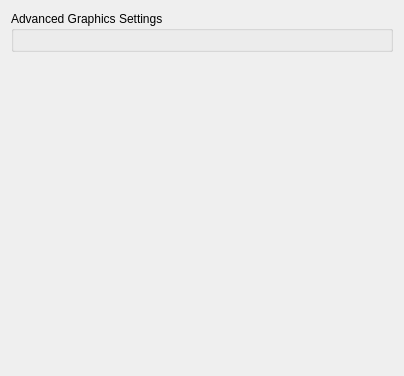
Above: src/yuzu/configuration/configure_graphics_advanced.ui from Yoru28592/yuzu-emu-feb-29-2024 before the change. Below: the same form after it.
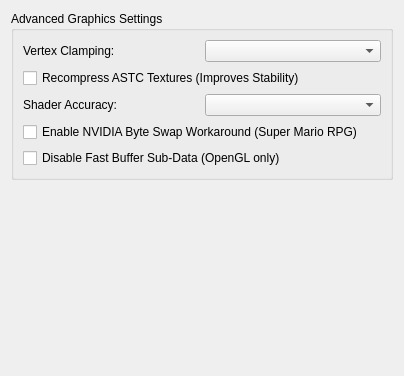
That is the form after the change.

Commit message: feat: Add settings to mitigate vertex explosions and improve stability

Patch:
```diff
--- a/src/yuzu/configuration/configure_graphics_advanced.ui
+++ b/src/yuzu/configuration/configure_graphics_advanced.ui
@@ -40,6 +40,61 @@
            <property name="bottomMargin">
             <number>0</number>
            </property>
+           <item>
+            <layout class="QHBoxLayout" name="horizontalLayout_VertexClamping">
+             <item>
+              <widget class="QLabel" name="label_VertexClamping">
+               <property name="text">
+                <string>Vertex Clamping:</string>
+               </property>
+              </widget>
+             </item>
+             <item>
+              <widget class="QComboBox" name="vertex_clamping"/>
+             </item>
+            </layout>
+           </item>
+           <item>
+            <widget class="QCheckBox" name="recompress_astc_textures">
+             <property name="text">
+              <string>Recompress ASTC Textures (Improves Stability)</string>
+             </property>
+            </widget>
+           </item>
+           <item>
+            <layout class="QHBoxLayout" name="horizontalLayout_ShaderAccuracy">
+             <item>
+              <widget class="QLabel" name="label_ShaderAccuracy">
+               <property name="text">
+                <string>Shader Accuracy:</string>
+               </property>
+              </widget>
+             </item>
+             <item>
+              <widget class="QComboBox" name="shader_accuracy_mode_combobox"/>
+             </item>
+            </layout>
+           </item>
+           <item>
+            <widget class="QCheckBox" name="enable_nvidia_byte_swap_workaround">
+             <property name="toolTip">
+              <string>This is a workaround for a specific NVIDIA driver bug seen in Super Mario RPG. It may or may not improve stability or performance in other titles.</string>
+             </property>
+             <property name="text">
+              <string>Enable NVIDIA Byte Swap Workaround (Super Mario RPG)</string>
+             </property>
+            </widget>
+           </item>
+           <item>
+            <widget class="QCheckBox" name="opengl_disable_fast_buffer_sub_data">
+             <property name="toolTip">
+              <string>May help with buffer update issues on some OpenGL drivers, potentially at a performance cost. Default is unchecked (Fast path enabled).</string>
+             </property>
+             <property name="text">
+              <string>Disable Fast Buffer Sub-Data (OpenGL only)</string>
+             </property>
+            </widget>
+           </item>
           </layout>
          </widget>
         </item>
```
The commit also changes 15 other files.
